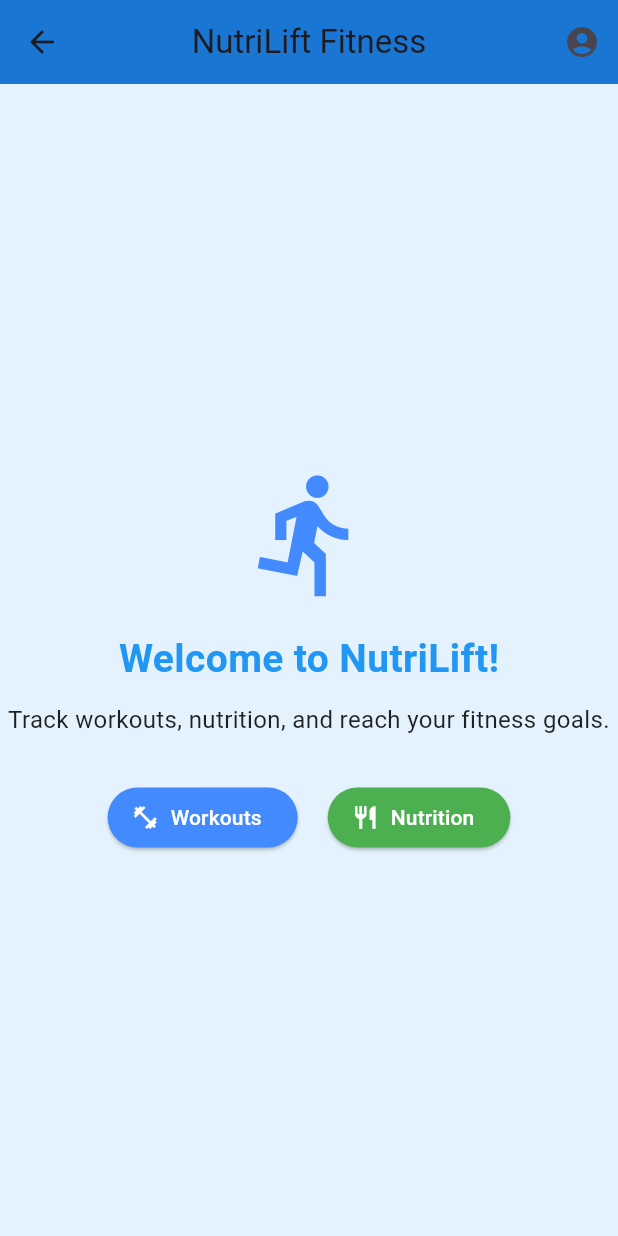
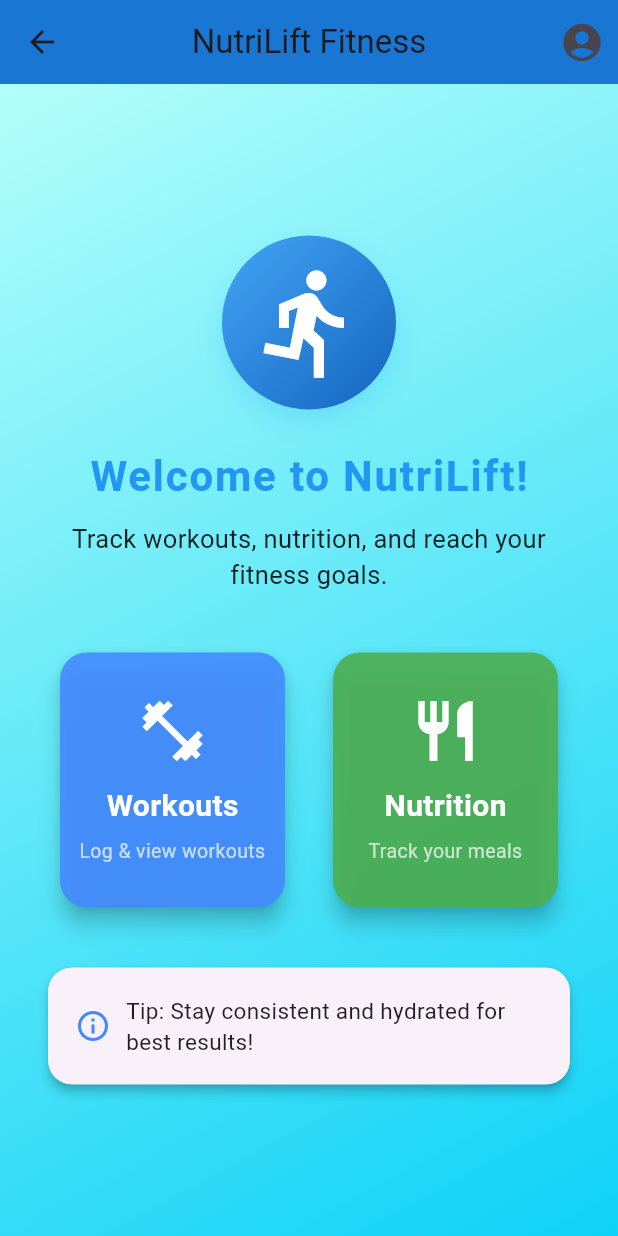
Before and after one commit to lujamanandhar/FYP, a Flutter app: the HomeScreen screen opened directly, on a phone screen of 412 x 824 dp. Run offline on Flutter 3.47's test engine with Material 3 defaults, Android fonts, the phone set to English and light mode, and no system bars; statements that could not run were skipped.

Commit message:
practiced homescreen

```diff
--- a/nutrilift/lib/homescreen.dart
+++ b/nutrilift/lib/homescreen.dart
@@ -3,17 +3,71 @@ import 'package:flutter/material.dart';
 class HomeScreen extends StatelessWidget {
   const HomeScreen({Key? key}) : super(key: key);
 
+  Widget _buildCard({
+    required IconData icon,
+    required String title,
+    required String subtitle,
+    required Color color,
+    required VoidCallback onTap,
+  }) {
+    return InkWell(
+      onTap: onTap,
+      borderRadius: BorderRadius.circular(18),
+      child: Card(
+        elevation: 6,
+        shape: RoundedRectangleBorder(borderRadius: BorderRadius.circular(18)),
+        color: color.withOpacity(0.9),
+        child: SizedBox(
+          width: 150,
+          height: 170,
+          child: Column(
+            mainAxisAlignment: MainAxisAlignment.center,
+            children: [
+              Icon(icon, size: 48, color: Colors.white),
+              const SizedBox(height: 12),
+              Text(
+                title,
+                style: const TextStyle(
+                  fontSize: 20,
+                  fontWeight: FontWeight.bold,
+                  color: Colors.white,
+                ),
+              ),
+              const SizedBox(height: 6),
+              Text(
+                subtitle,
+                style: const TextStyle(
+                  fontSize: 13,
+                  color: Colors.white70,
+                ),
+                textAlign: TextAlign.center,
+              ),
+            ],
+          ),
+        ),
+      ),
+    );
+  }
+
   @override
   Widget build(BuildContext context) {
     return Scaffold(
-      backgroundColor: Colors.blue[50], // Fitness app vibe
+      backgroundColor: const LinearGradient(
+        colors: [Color(0xFFB2FEFA), Color(0xFF0ED2F7)],
+        begin: Alignment.topLeft,
+        end: Alignment.bottomRight,
+      ).createShader(const Rect.fromLTWH(0, 0, 500, 800)).transform(Offset.zero) !=
+              null
+          ? null
+          : Colors.blue[50],
       appBar: AppBar(
         backgroundColor: Colors.blue[700],
+        elevation: 0,
         title: const Text('NutriLift Fitness'),
         centerTitle: true,
         actions: [
           IconButton(
-            icon: const Icon(Icons.account_circle),
+            icon: const Icon(Icons.account_circle, size: 30),
             onPressed: () {
               Navigator.push(
                 context,
@@ -23,49 +77,80 @@ class HomeScreen extends StatelessWidget {
           ),
         ],
       ),
-      body: Center(
+      body: Container(
+        decoration: const BoxDecoration(
+          gradient: LinearGradient(
+            colors: [Color(0xFFB2FEFA), Color(0xFF0ED2F7)],
+            begin: Alignment.topLeft,
+            end: Alignment.bottomRight,
+          ),
+        ),
+        child: Center(
+          child: SingleChildScrollView(
             child: Column(
               mainAxisAlignment: MainAxisAlignment.center,
               children: [
-            const Icon(Icons.directions_run, size: 90, color: Colors.blueAccent),
-            const SizedBox(height: 20),
+                Container(
+                  padding: const EdgeInsets.all(18),
+                  decoration: BoxDecoration(
+                    shape: BoxShape.circle,
+                    gradient: LinearGradient(
+                      colors: [Colors.blue[400]!, Colors.blue[800]!],
+                      begin: Alignment.topLeft,
+                      end: Alignment.bottomRight,
+                    ),
+                    boxShadow: [
+                      BoxShadow(
+                        color: Colors.blue.withOpacity(0.2),
+                        blurRadius: 16,
+                        offset: const Offset(0, 8),
+                      ),
+                    ],
+                  ),
+                  child: const Icon(Icons.directions_run, size: 80, color: Colors.white),
+                ),
+                const SizedBox(height: 24),
                 const Text(
                   'Welcome to NutriLift!',
-              style: TextStyle(fontSize: 26, fontWeight: FontWeight.bold, color: Colors.blue),
+                  style: TextStyle(
+                    fontSize: 28,
+                    fontWeight: FontWeight.bold,
+                    color: Colors.blue,
+                    letterSpacing: 1.2,
+                  ),
                 ),
                 const SizedBox(height: 10),
-            const Text(
+                const Padding(
+                  padding: EdgeInsets.symmetric(horizontal: 32),
+                  child: Text(
                     'Track workouts, nutrition, and reach your fitness goals.',
-              style: TextStyle(fontSize: 16, color: Colors.black87),
+                    style: TextStyle(fontSize: 17, color: Colors.black87),
                     textAlign: TextAlign.center,
                   ),
-            const SizedBox(height: 30),
+                ),
+                const SizedBox(height: 36),
                 Row(
                   mainAxisAlignment: MainAxisAlignment.center,
                   children: [
-                ElevatedButton.icon(
-                  style: ElevatedButton.styleFrom(
-                    backgroundColor: Colors.blueAccent,
-                    foregroundColor: Colors.white,
-                  ),
-                  icon: const Icon(Icons.fitness_center),
-                  label: const Text('Workouts'),
-                  onPressed: () {
+                    _buildCard(
+                      icon: Icons.fitness_center,
+                      title: 'Workouts',
+                      subtitle: 'Log & view workouts',
+                      color: Colors.blueAccent,
+                      onTap: () {
                         Navigator.push(
                           context,
                           MaterialPageRoute(builder: (context) => const WorkoutsScreen()),
                         );
                       },
                     ),
-                const SizedBox(width: 20),
-                ElevatedButton.icon(
-                  style: ElevatedButton.styleFrom(
-                    backgroundColor: Colors.green,
-                    foregroundColor: Colors.white,
-                  ),
-                  icon: const Icon(Icons.restaurant),
-                  label: const Text('Nutrition'),
-                  onPressed: () {
+                    const SizedBox(width: 24),
+                    _buildCard(
+                      icon: Icons.restaurant,
+                      title: 'Nutrition',
+                      subtitle: 'Track your meals',
+                      color: Colors.green,
+                      onTap: () {
                         Navigator.push(
                           context,
                           MaterialPageRoute(builder: (context) => const NutritionScreen()),
@@ -74,7 +159,31 @@ class HomeScreen extends StatelessWidget {
                     ),
                   ],
                 ),
+                const SizedBox(height: 36),
+                Card(
+                  margin: const EdgeInsets.symmetric(horizontal: 32),
+                  elevation: 3,
+                  shape: RoundedRectangleBorder(borderRadius: BorderRadius.circular(16)),
+                  child: Padding(
+                    padding: const EdgeInsets.all(18.0),
+                    child: Row(
+                      mainAxisAlignment: MainAxisAlignment.center,
+                      children: const [
+                        Icon(Icons.info_outline, color: Colors.blueAccent),
+                        SizedBox(width: 10),
+                        Flexible(
+                          child: Text(
+                            'Tip: Stay consistent and hydrated for best results!',
+                            style: TextStyle(fontSize: 15, color: Colors.black87),
+                          ),
+                        ),
                       ],
+                    ),
+                  ),
+                ),
+              ],
+            ),
+          ),
         ),
       ),
     );
```
Lines whose indentation alone changed are shown as unchanged.
